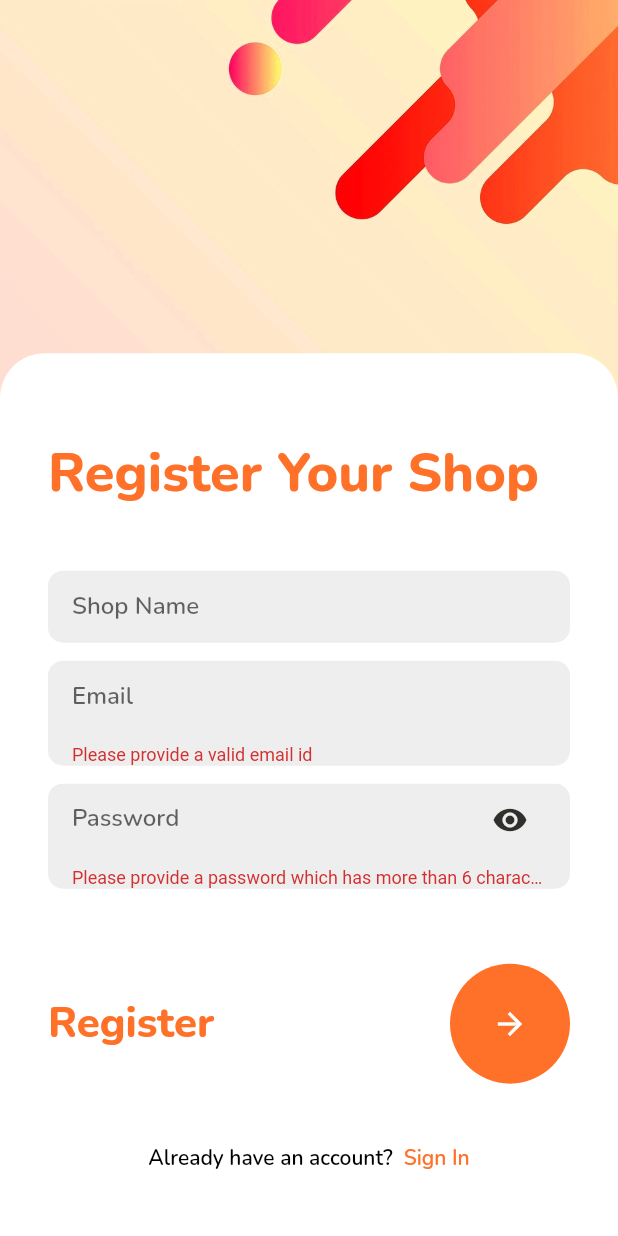
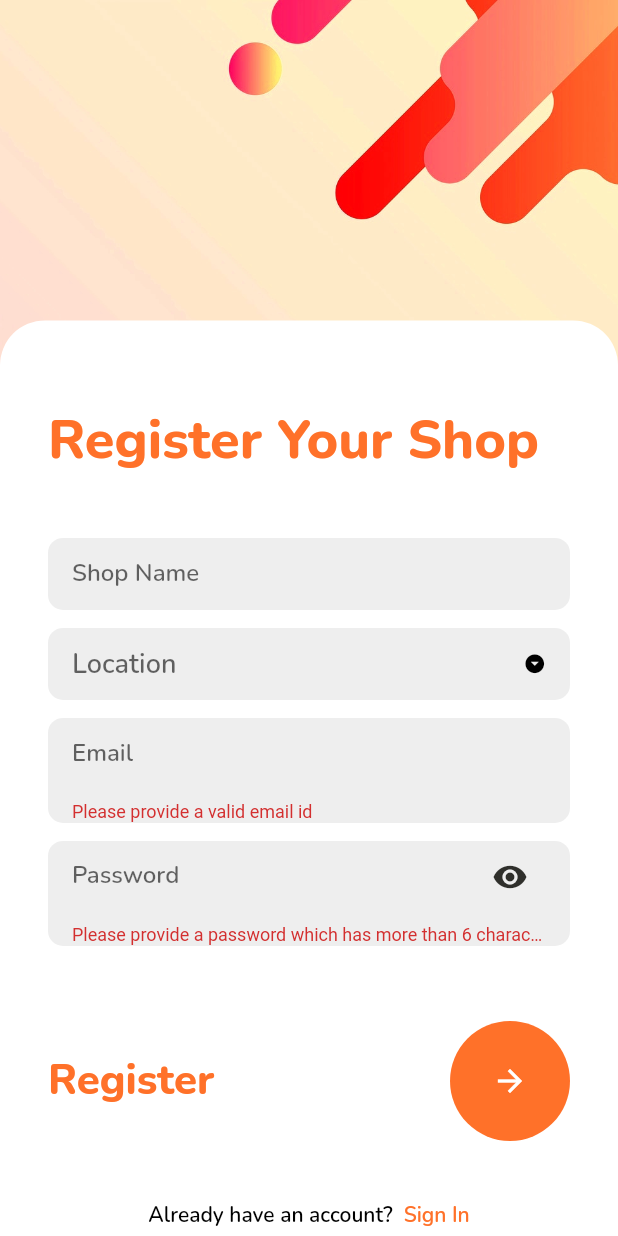
Before and after one commit to xybercommander/grocs_devfest_2.0, a Flutter app: the ShopSignUp screen opened directly, after a tap on the "arrow forward" icon, on a phone screen of 412 x 824 dp. Run offline on Flutter 3.47's test engine with Material 2 defaults, Android fonts, the light colour scheme and no system bars; our stand-ins replace cached_network_image, cloud_firestore, firebase_auth, firebase_core, firebase_storage, flutter_switch and 6 more; missing offline and left inert: encrypt; accounts and stored records are empty; network calls fail; project files that could hold a hidden picture were left out.

Commit message:
added location details in shop sign up

```diff
--- a/lib/views/AuthPages/shop_details.dart
+++ b/lib/views/AuthPages/shop_details.dart
@@ -16,7 +16,8 @@ import 'package:page_transition/page_transition.dart';
 
 class ShopDetails extends StatefulWidget {
   final Map shopUserInfo;
-  const ShopDetails({ Key key, @required this.shopUserInfo }) : super(key: key);
+  final String location;
+  const ShopDetails({ Key key, @required this.shopUserInfo, @required this.location }) : super(key: key);
 
   @override
   _ShopDetailsState createState() => _ShopDetailsState();
@@ -59,7 +60,8 @@ class _ShopDetailsState extends State<ShopDetails> {
             'delivery': true,
             'description': description.text,
             'name': widget.shopUserInfo['name'],
-            'imgUrl': imgUrl
+            'imgUrl': imgUrl,
+            'location': widget.location
           };
           databaseMethods.uploadShopInfo(shopData);
 
--- a/lib/views/AuthPages/shop_sign_up.dart
+++ b/lib/views/AuthPages/shop_sign_up.dart
@@ -22,7 +22,9 @@ class _ShopSignUpState extends State<ShopSignUp> {
   TextEditingController name = TextEditingController();
   TextEditingController email = TextEditingController();
   TextEditingController password = TextEditingController();
+  String location;
 
+  List<String> locations = ['Kolkata', 'New Delhi', 'Mumbai', 'Chennai'];
   bool hidePassword = true;
 
   final formKey = GlobalKey<FormState>();
@@ -47,7 +49,7 @@ class _ShopSignUpState extends State<ShopSignUp> {
               Container(
                 padding: EdgeInsets.only(top: 16),
                 width: MediaQuery.of(context).size.width,
-                height: MediaQuery.of(context).size.height / 1.4,
+                height: MediaQuery.of(context).size.height / 1.35,
                 decoration: BoxDecoration(
                   color: Colors.white,
                   borderRadius: BorderRadius.only(
@@ -85,6 +87,48 @@ class _ShopSignUpState extends State<ShopSignUp> {
                             hintText: 'Shop Name',
                             border: InputBorder.none
                           ),
+                        ),
+                      ),
+                      SizedBox(height: 12,),
+                      Container(
+                        padding: EdgeInsets.symmetric(horizontal: 16),
+                        margin: EdgeInsets.symmetric(horizontal: 32),
+                        decoration: BoxDecoration(
+                          color: Colors.grey[200],
+                          borderRadius: BorderRadius.circular(10)
+                        ),
+                        child: DropdownButtonFormField(
+                          isDense: true,
+                          icon: Icon(Icons.arrow_drop_down_circle, color: Colors.black,),
+                          iconSize: 15,
+                          iconEnabledColor: Theme.of(context).primaryColor,
+                          style: TextStyle(fontSize: 18, fontFamily: 'Nunito-SemiBold', color: AppColors.lightTheme),
+                          items: locations.map((String location) {
+                            return DropdownMenuItem(
+                              value: location,
+                              child: Text(
+                                location,
+                                style: TextStyle(
+                                  color: AppColors.lightTheme,
+                                  fontSize: 18
+                                ),
+                              ),
+                            );
+                          }).toList(),
+                          decoration: InputDecoration(
+                            hintText: 'Location',
+                            border: InputBorder.none
+                          ),
+                          validator: (input) {
+                            return input != null || input != ''
+                                ? null
+                                : 'Please select a location';
+                          },
+                          onChanged: (value) {
+                            setState(() {
+                              location = value;
+                            });
+                          },
                         ),
                       ),
                       SizedBox(height: 12,),
@@ -165,7 +209,7 @@ class _ShopSignUpState extends State<ShopSignUp> {
                                     'password': password.text
                                   };
                                   Navigator.pushReplacement(context, PageTransition(
-                                    child: ShopDetails(shopUserInfo: shopUser),
+                                    child: ShopDetails(shopUserInfo: shopUser, location: location,),
                                     type: PageTransitionType.rightToLeftWithFade
                                   ));
                                 }
```
